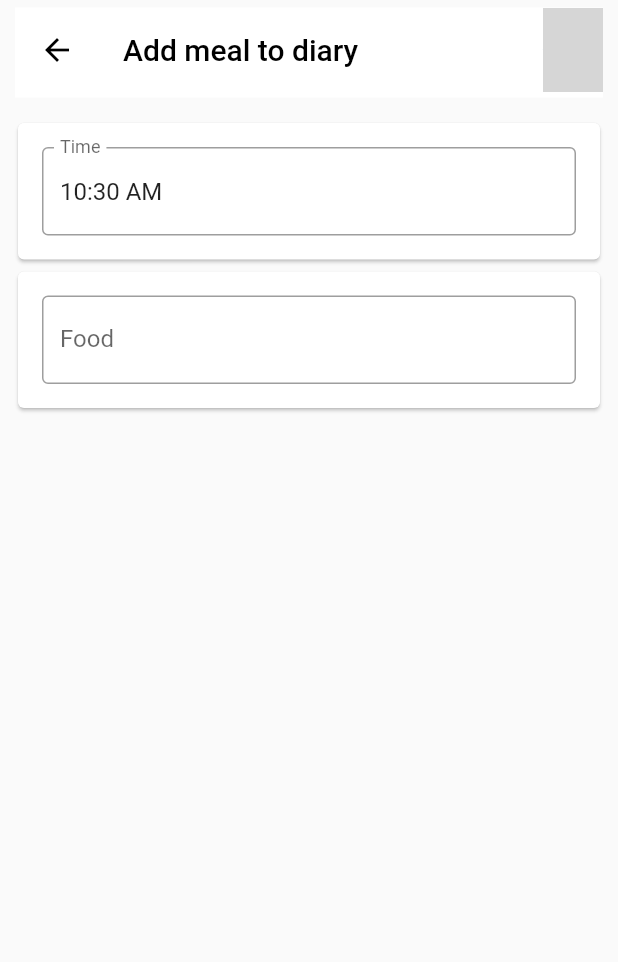
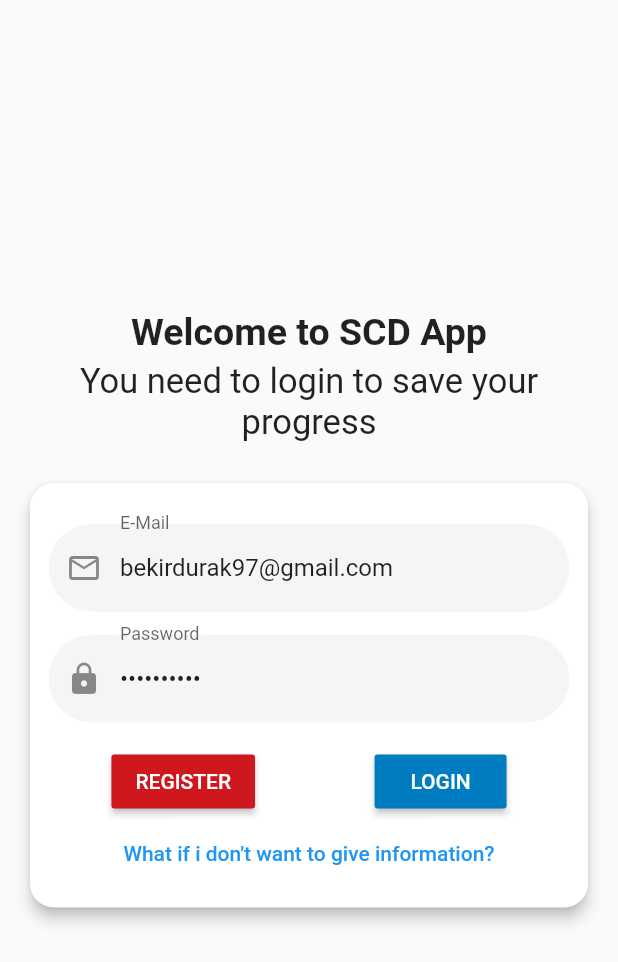
Before and after one commit to xnart/scd-mobile, a Flutter app: the screen it shows after launch, on a phone screen of 412 x 824 dp. Shown: the top 962 px of the screen. Run offline on Flutter 3.47's test engine with Material 2 defaults, Android fonts, the phone set to English and light mode, and no system bars; drawn by our look-alikes of flutter_typeahead; our stand-ins replace cloud_firestore, email_validator, firebase_auth, firebase_core, flutter_mobx, get and 2 more; accounts and stored records are empty; generated files the repository leaves out were written again; grey boxes are pictures that could not be loaded.

Commit message:
add login & register

```diff
--- a/scd_app/lib/main.dart
+++ b/scd_app/lib/main.dart
@@ -1,9 +1,12 @@
+import 'package:firebase_auth/firebase_auth.dart';
 import 'package:firebase_core/firebase_core.dart';
 import 'package:flutter/material.dart';
 import 'package:flutter/widgets.dart';
 import 'package:get/get.dart';
 import 'package:scd_app/bindings/AddMealBinding.dart';
 import 'package:scd_app/bindings/HomeBinding.dart';
+import 'package:scd_app/pages/loading.dart';
+import 'package:scd_app/pages/login.dart';
 import 'package:scd_app/pages/meal/add_meal.dart';
 
 import 'pages/home/home.dart';
@@ -11,10 +14,13 @@ import 'pages/home/home.dart';
 void main() async {
   WidgetsFlutterBinding.ensureInitialized();
   await Firebase.initializeApp();
+
   runApp(MyApp());
 }
 
 class MyApp extends StatelessWidget {
+
+
   @override
   Widget build(BuildContext context) {
     return GetMaterialApp(
@@ -24,9 +30,11 @@ class MyApp extends StatelessWidget {
         visualDensity: VisualDensity.adaptivePlatformDensity,
         fontFamily: "Roboto",
       ),
-      initialRoute: "/addMeal",
+      initialRoute: "/loading",
       getPages: [
+        GetPage(name: "/loading", page: () => LoadingPage()),
         GetPage(name: "/", page: () => HomePage(), binding: HomeBinding()),
+        GetPage(name: "/login", page: () => LoginPage(), binding: HomeBinding()),
         GetPage(name: "/addMeal", page: () => AddMealPage(), binding: AddMealBinding()),
       ],
     );
--- a/scd_app/lib/pages/home/greeting.dart
+++ b/scd_app/lib/pages/home/greeting.dart
@@ -33,7 +33,7 @@ class GreetingPage extends StatelessWidget {
       crossAxisAlignment: CrossAxisAlignment.start,
       children: [
         Text(
-          "Hi Bekir!",
+          "Hi!",
           style: TextStyle(fontWeight: FontWeight.w600, fontSize: 25),
         ),
         SizedBox(height: 5),
--- /dev/null
+++ b/scd_app/lib/pages/login.dart
@@ -0,0 +1,198 @@
+import 'package:email_validator/email_validator.dart';
+import 'package:firebase_auth/firebase_auth.dart';
+import 'package:flutter/material.dart';
+import 'package:get/get.dart';
+
+class LoginPage extends StatelessWidget {
+  final TextEditingController _usernameController = TextEditingController(text: "bekirdurak97@gmail.com");
+  final TextEditingController _passwordController = TextEditingController(text: "qazmabeko4");
+
+  final _formKey = GlobalKey<FormState>();
+
+  String userNameValidator(String value) {
+    if (value.isEmpty) {
+      return 'Please enter your email';
+    }
+    if (!EmailValidator.validate(value)) {
+      return 'Please enter valid email';
+    }
+    return null;
+  }
+
+  String passwordValidator(String value) {
+    if (value.isEmpty) {
+      return 'Please enter your password';
+    }
+    return null;
+  }
+
+  @override
+  Widget build(BuildContext context) {
+    return Scaffold(
+      body: SafeArea(
+        child: Padding(
+          padding: const EdgeInsets.all(8.0),
+          child: Container(
+            alignment: Alignment.center,
+            child: SingleChildScrollView(
+              child: Column(
+                mainAxisAlignment: MainAxisAlignment.center,
+                crossAxisAlignment: CrossAxisAlignment.center,
+                children: [
+                  greeting(),
+                  SizedBox(height: 15),
+                  Padding(
+                    padding: const EdgeInsets.all(8.0),
+                    child: Card(
+                      elevation: 4,
+                      shape: RoundedRectangleBorder(
+                        borderRadius: BorderRadius.circular(16.0),
+                      ),
+                      child: Padding(
+                        padding: const EdgeInsets.all(12.0),
+                        child: Form(
+                          key: _formKey,
+                          child: Column(
+                            children: <Widget>[
+                              SizedBox(height: 15),
+                              AutofillGroup(
+                                child: Column(
+                                  mainAxisAlignment: MainAxisAlignment.spaceBetween,
+                                  children: [
+                                    TextFormField(
+                                        autofillHints: [AutofillHints.email],
+                                        autovalidateMode: AutovalidateMode.onUserInteraction,
+                                        validator: userNameValidator,
+                                        controller: _usernameController,
+                                        decoration: InputDecoration(
+                                            filled: true,
+                                            labelText: 'E-Mail',
+                                            prefixIcon: Icon(Icons.email_outlined),
+                                            border: OutlineInputBorder(
+                                                borderRadius: const BorderRadius.all(Radius.circular(30.0))),
+                                            enabledBorder: OutlineInputBorder(
+                                                borderSide: BorderSide(color: Colors.white, width: 0),
+                                                borderRadius: const BorderRadius.all(Radius.circular(30.0))))),
+                                    SizedBox(height: 15),
+                                    TextFormField(
+                                      autofillHints: [AutofillHints.password],
+                                      autovalidateMode: AutovalidateMode.onUserInteraction,
+                                      validator: passwordValidator,
+                                      controller: _passwordController,
+                                      obscureText: true,
+                                      decoration: InputDecoration(
+                                          filled: true,
+                                          labelText: 'Password',
+                                          prefixIcon: Icon(Icons.lock),
+                                          border: OutlineInputBorder(
+                                              borderRadius: const BorderRadius.all(Radius.circular(30.0))),
+                                          enabledBorder: OutlineInputBorder(
+                                              borderSide: BorderSide(color: Colors.white, width: 0),
+                                              borderRadius: const BorderRadius.all(Radius.circular(30.0)))),
+                                    )
+                                  ],
+                                ),
+                              ),
+                              SizedBox(height: 15),
+                              Wrap(
+                                alignment: WrapAlignment.spaceBetween,
+                                children: [
+                                  RaisedButton(
+                                    color: Color(0xffce181e),
+                                    child: Text("REGISTER", style: TextStyle(color: Colors.white)),
+                                    onPressed: () => _register(),
+                                  ),
+                                  RaisedButton(
+                                    color: Color(0xff007cc0),
+                                    child: Text("LOGIN", style: TextStyle(color: Colors.white)),
+                                    onPressed: () => _login(),
+                                  ),
+                                  TextButton(
+                                    onPressed: () {
+                                      Get.defaultDialog(
+                                          title: "Warning",
+                                          cancel: RaisedButton(
+                                              onPressed: () => Get.back(),
+                                              child: Text("Cancel", style: TextStyle(color: Colors.white))),
+                                          confirm: RaisedButton(
+                                            child: Text("Continue Anonymously", style: TextStyle(color: Colors.white)),
+                                            color: Colors.red.shade500,
+                                            onPressed: () => _anonymousLogin(),
+                                          ),
+                                          middleText:
+                                              "You can login anonymously. But if you delete app or change your phone your progress will be lost.");
+                                    },
+                                    child: Text("What if i don't want to give information?"),
+                                  ),
+                                ],
+                              ),
+                            ],
+                          ),
+                        ),
+                      ),
+                    ),
+                  ),
+                ],
+              ),
+            ),
+          ),
+        ),
+      ),
+    );
+  }
+
+  void _anonymousLogin() async {
+    try {
+      await FirebaseAuth.instance.signInAnonymously();
+      Get.offAllNamed("/");
+    } on FirebaseAuthException catch (e) {
+      print(e);
+      Get.snackbar("Error", e.message, backgroundColor: Colors.red, colorText: Colors.white);
+    }
+  }
+
+  void _login() async {
+    if (_formKey.currentState.validate()) {
+      try {
+        await FirebaseAuth.instance
+            .signInWithEmailAndPassword(email: _usernameController.text, password: _passwordController.text);
+        Get.offAllNamed("/");
+      } on FirebaseAuthException catch (e) {
+        print(e);
+        Get.snackbar("Error", e.message, backgroundColor: Colors.red, colorText: Colors.white);
+      }
+    }
+  }
+
+  void _register() async {
+    if (_formKey.currentState.validate()) {
+      try {
+        await FirebaseAuth.instance
+            .createUserWithEmailAndPassword(email: _usernameController.text, password: _passwordController.text);
+        Get.offAllNamed("/");
+      } on FirebaseAuthException catch (e) {
+        Get.snackbar("Error", e.message, backgroundColor: Colors.red, colorText: Colors.white);
+      }
+    }
+  }
+
+  Widget greeting() {
+    return Column(
+      mainAxisSize: MainAxisSize.min,
+      crossAxisAlignment: CrossAxisAlignment.center,
+      mainAxisAlignment: MainAxisAlignment.center,
+      children: [
+        Text(
+          "Welcome to SCD App",
+          style: TextStyle(fontWeight: FontWeight.w600, fontSize: 25),
+        ),
+        SizedBox(height: 5),
+        Text(
+          "You need to login to save your progress",
+          textAlign: TextAlign.center,
+          style: TextStyle(fontWeight: FontWeight.w400, fontSize: 23),
+        ),
+      ],
+    );
+  }
+}
--- a/scd_app/lib/stores/add_meal_store.dart
+++ b/scd_app/lib/stores/add_meal_store.dart
@@ -14,9 +14,15 @@ abstract class _AddMealStore with Store {
   @observable
   TimeOfDay selectedTime = TimeOfDay.now();
 
+  @observable
+  ObservableSet<SCDListModel> selectedFoods = ObservableSet.of([]);
+
   @action
   List<SCDListModel> getSuggestions(String text) {
+    if (text.isEmpty) return [];
     return scdListStore.foodListFuture.value
+        .toSet()
+        .difference(selectedFoods)
         .where((element) => element.food.toLowerCase().contains(text.toLowerCase()))
         .toList();
   }
--- a/scd_app/pubspec.yaml
+++ b/scd_app/pubspec.yaml
@@ -35,6 +35,7 @@ dependencies:
   json_serializable: ^3.5.0
   json_annotation: ^3.1.0
   flutter_typeahead: ^1.8.8
+  email_validator: ^1.0.5
 
 
 
```
Also changed, not shown: scd_app/lib/models/scd_list_model.dart (+7 -0 lines), scd_app/lib/pages/loading.dart (added, +36 -0 lines), scd_app/lib/pages/meal/add_meal.dart (+62 -2 lines), scd_app/pubspec.lock.
